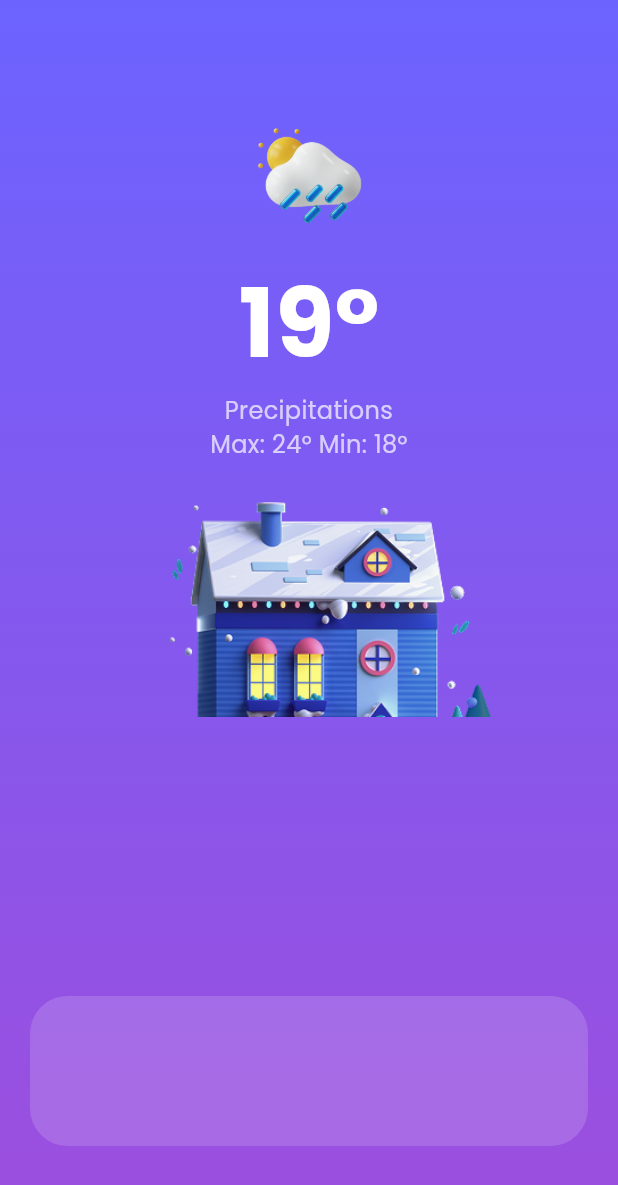
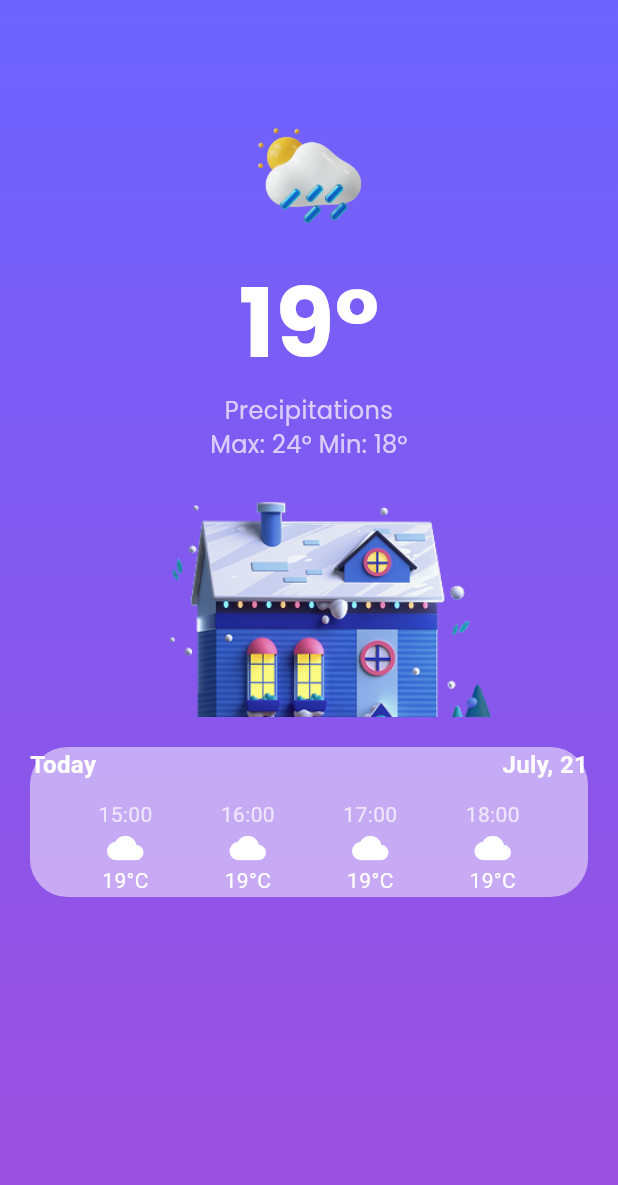
Before and after one commit to darus66d/weather_app, a Flutter app: the SecondScreen screen opened by its route, on a phone screen of 412 x 824 dp. Shown: the top 1185 px of the screen. Run offline on Flutter 3.47's test engine with Material 3 defaults, Android fonts, the phone set to English and light mode, and no system bars; our stand-ins replace google_fonts.

Commit message:
SecondScreen(Image,Text)

```diff
--- a/lib/second_screen.dart
+++ b/lib/second_screen.dart
@@ -39,21 +39,49 @@ class SecondScreen extends StatelessWidget {
               ),
               SizedBox(height: 20,),
               Image.asset("assets/images/house.png",height:150),
-              Spacer(),
+              SizedBox(height: 20,),
               Container(
                 height: 100,
                 decoration: BoxDecoration(
-                  color: Colors.white.withOpacity(0.15),
+                  color: Colors.white.withValues(alpha: 0.5),
                   borderRadius:BorderRadius.circular(25),
-                ),
-                child: Row(
-
-                ),
-
+                ),child: Column(
+                crossAxisAlignment: CrossAxisAlignment.start,
+                children: [
+                  Row(
+                    mainAxisAlignment: MainAxisAlignment.spaceBetween,
+                    children: [
+                      Text(
+                        "Today",
+                        style: TextStyle(
+                          color: Colors.white,
+                          fontSize: 16,
+                          fontWeight: FontWeight.w600,
+                        ),
+                      ),
+                      Text(
+                        "July, 21",
+                        style: TextStyle(
+                          color: Colors.white.withOpacity(0.95),
+                          fontSize: 16,
+                          fontWeight: FontWeight.w600,
+                        ),
+                      ),
+                    ],
+                  ),
+                  SizedBox(height: 12,),
+                  Row(
+                    mainAxisAlignment: MainAxisAlignment.spaceEvenly,
+                    children: [
+                      WeatherHourTile(time:'15:00',temp:'19°C'),
+                      WeatherHourTile(time:'16:00',temp:'19°C'),
+                      WeatherHourTile(time:'17:00',temp:'19°C'),
+                      WeatherHourTile(time:'18:00',temp:'19°C'),
+                    ],
+                  ),
+                ],
+              ),
               )
-
-
-
             ],
           ),
         ),
@@ -61,3 +89,22 @@ class SecondScreen extends StatelessWidget {
     );
   }
 }
+
+class WeatherHourTile extends StatelessWidget {
+  final String time;
+  final String temp;
+  const WeatherHourTile({super.key, required this.time, required this.temp});
+
+  @override
+  Widget build(BuildContext context) {
+    return Column(
+      children: [
+        Text(time,style: TextStyle(
+          color: Colors.white70,),),
+        Icon(Icons.cloud,color: Colors.white,),
+        Text(temp,style:
+          TextStyle(color: Colors.white),)
+      ],
+    );
+  }
+}
```
